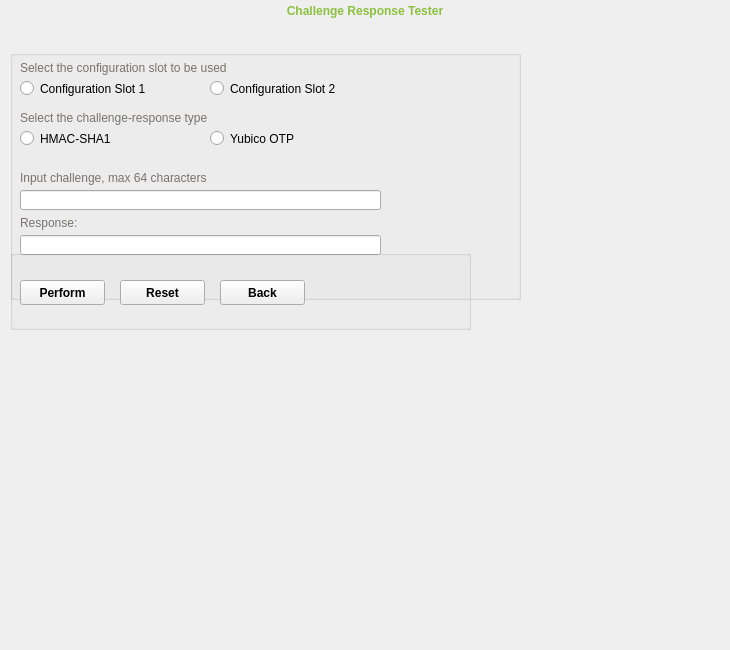
The window that src/ui/toolpage.ui (Yubico/yubikey-personalization-gui) describes before a commit, drawn with Qt 5.
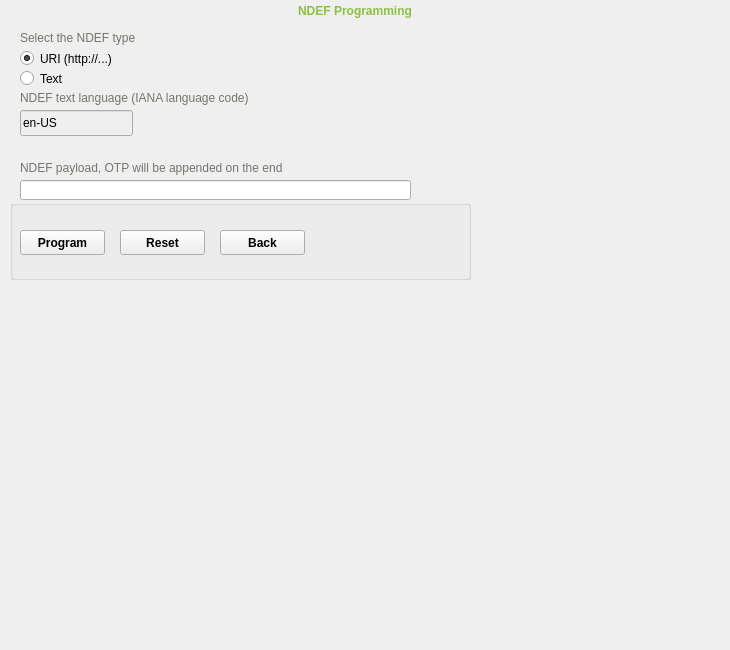
The same window after the commit.

Commit message: ndef writing code

What changed in the file:
```diff
--- a/src/ui/toolpage.ui
+++ b/src/ui/toolpage.ui
@@ -30,7 +30,7 @@
 color: rgb(0, 0, 0);</string>
   </property>
   <property name="currentIndex">
-   <number>2</number>
+   <number>3</number>
   </property>
   <widget class="QWidget" name="basePage">
    <widget class="QLabel" name="baseHeadingLbl">
@@ -880,6 +880,209 @@
     </widget>
    </widget>
   </widget>
+  <widget class="QWidget" name="ndefPage">
+   <widget class="QLabel" name="ndefHeadingLbl">
+    <property name="geometry">
+     <rect>
+      <x>0</x>
+      <y>0</y>
+      <width>710</width>
+      <height>22</height>
+     </rect>
+    </property>
+    <property name="styleSheet">
+     <string notr="true">font: 18px &quot;Verdana&quot;;
+font-weight: bold;
+color: rgb(140, 192, 65);</string>
+    </property>
+    <property name="text">
+     <string>NDEF Programming</string>
+    </property>
+    <property name="alignment">
+     <set>Qt::AlignCenter</set>
+    </property>
+   </widget>
+   <widget class="QGroupBox" name="ndefActions">
+    <property name="geometry">
+     <rect>
+      <x>10</x>
+      <y>200</y>
+      <width>461</width>
+      <height>80</height>
+     </rect>
+    </property>
+    <property name="styleSheet">
+     <string notr="true">font-weight: bold;</string>
+    </property>
+    <widget class="QPushButton" name="ndefProgramBtn">
+     <property name="geometry">
+      <rect>
+       <x>10</x>
+       <y>30</y>
+       <width>85</width>
+       <height>25</height>
+      </rect>
+     </property>
+     <property name="text">
+      <string>Program</string>
+     </property>
+    </widget>
+    <widget class="QPushButton" name="ndefBackBtn">
+     <property name="geometry">
+      <rect>
+       <x>210</x>
+       <y>30</y>
+       <width>85</width>
+       <height>25</height>
+      </rect>
+     </property>
+     <property name="text">
+      <string>Back</string>
+     </property>
+    </widget>
+    <widget class="QPushButton" name="ndefResetBtn">
+     <property name="geometry">
+      <rect>
+       <x>110</x>
+       <y>30</y>
+       <width>85</width>
+       <height>25</height>
+      </rect>
+     </property>
+     <property name="text">
+      <string>Reset</string>
+     </property>
+    </widget>
+   </widget>
+   <widget class="QWidget" name="ndefTypeWidget" native="true">
+    <property name="geometry">
+     <rect>
+      <x>10</x>
+      <y>30</y>
+      <width>551</width>
+      <height>181</height>
+     </rect>
+    </property>
+    <widget class="QLabel" name="ndefTypeLabel">
+     <property name="geometry">
+      <rect>
+       <x>10</x>
+       <y>0</y>
+       <width>321</width>
+       <height>16</height>
+      </rect>
+     </property>
+     <property name="styleSheet">
+      <string notr="true">font-weight: normal;
+color: rgb(118, 116, 108);</string>
+     </property>
+     <property name="text">
+      <string>Select the NDEF type</string>
+     </property>
+    </widget>
+    <widget class="QRadioButton" name="ndefUriRadio">
+     <property name="geometry">
+      <rect>
+       <x>10</x>
+       <y>20</y>
+       <width>151</width>
+       <height>17</height>
+      </rect>
+     </property>
+     <property name="styleSheet">
+      <string notr="true">font-weight: normal;</string>
+     </property>
+     <property name="text">
+      <string>URI (http://...)</string>
+     </property>
+     <property name="checkable">
+      <bool>true</bool>
+     </property>
+     <property name="checked">
+      <bool>true</bool>
+     </property>
+    </widget>
+    <widget class="QRadioButton" name="ndefTextRadio">
+     <property name="geometry">
+      <rect>
+       <x>10</x>
+       <y>40</y>
+       <width>151</width>
+       <height>17</height>
+      </rect>
+     </property>
+     <property name="styleSheet">
+      <string notr="true">font-weight: normal;</string>
+     </property>
+     <property name="text">
+      <string>Text</string>
+     </property>
+    </widget>
+    <widget class="QLineEdit" name="ndefEdit">
+     <property name="geometry">
+      <rect>
+       <x>10</x>
+       <y>150</y>
+       <width>391</width>
+       <height>20</height>
+      </rect>
+     </property>
+     <property name="maxLength">
+      <number>80</number>
+     </property>
+    </widget>
+    <widget class="QLineEdit" name="ndefTextLangEdit">
+     <property name="enabled">
+      <bool>false</bool>
+     </property>
+     <property name="geometry">
+      <rect>
+       <x>10</x>
+       <y>80</y>
+       <width>113</width>
+       <height>26</height>
+      </rect>
+     </property>
+     <property name="text">
+      <string>en-US</string>
+     </property>
+    </widget>
+    <widget class="QLabel" name="ndexLanguageLabel">
+     <property name="geometry">
+      <rect>
+       <x>10</x>
+       <y>60</y>
+       <width>321</width>
+       <height>16</height>
+      </rect>
+     </property>
+     <property name="styleSheet">
+      <string notr="true">font-weight: normal;
+color: rgb(118, 116, 108);</string>
+     </property>
+     <property name="text">
+      <string>NDEF text language (IANA language code)</string>
+     </property>
+    </widget>
+    <widget class="QLabel" name="ndefEditLabel">
+     <property name="geometry">
+      <rect>
+       <x>10</x>
+       <y>130</y>
+       <width>321</width>
+       <height>16</height>
+      </rect>
+     </property>
+     <property name="styleSheet">
+      <string notr="true">font-weight: normal;
+color: rgb(118, 116, 108);</string>
+     </property>
+     <property name="text">
+      <string>NDEF payload, OTP will be appended on the end</string>
+     </property>
+    </widget>
+   </widget>
+  </widget>
  </widget>
  <tabstops>
   <tabstop>converterHexTxt</tabstop>
```
Left out of the diff: 52 changed lines with no effect on the pictures. The commit also changes 4 other files.
